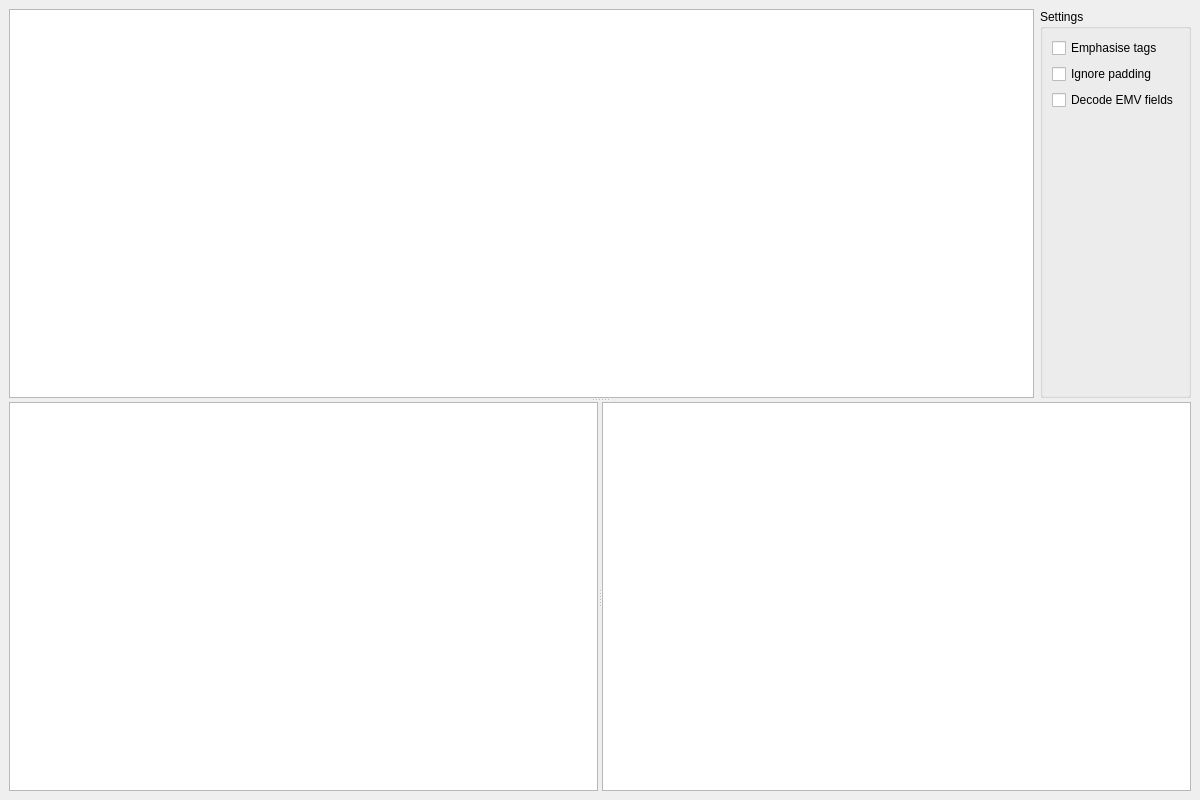
First picture: the form in viewer/emv-viewer-mainwindow.ui, repository openemv/emv-utils, before the edit.
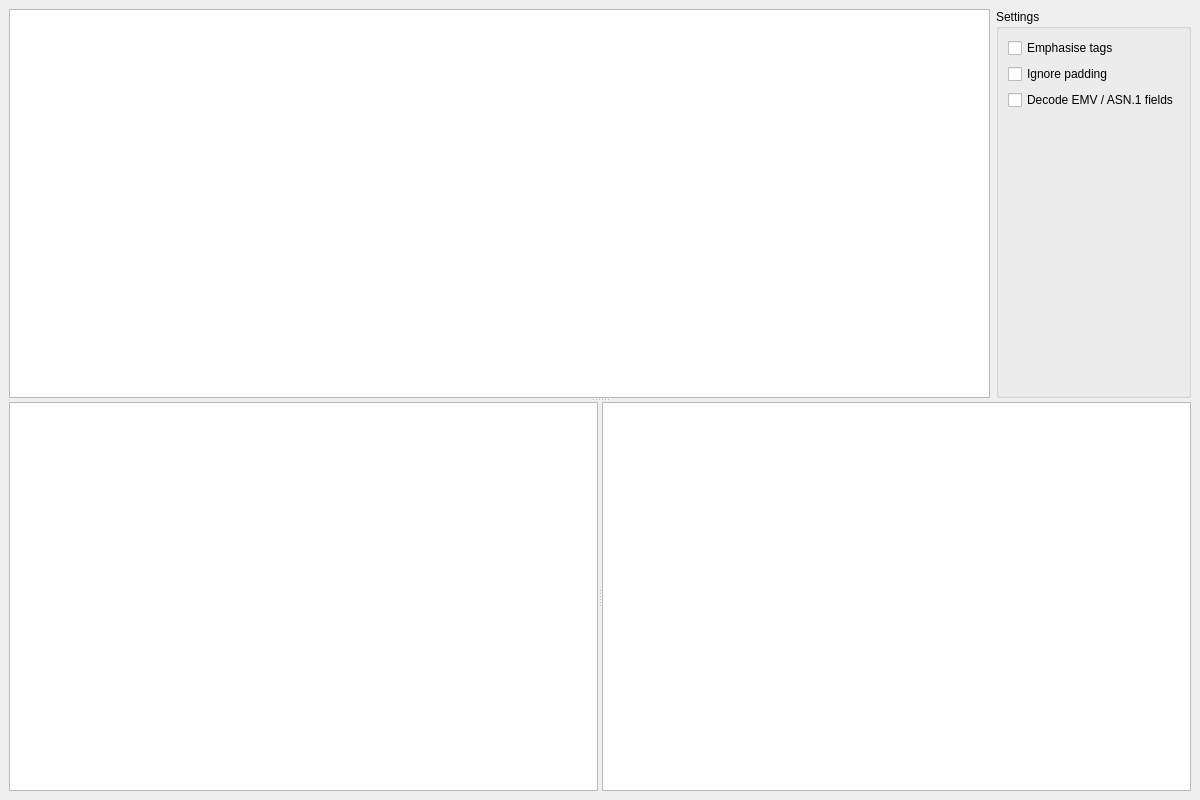
Second picture: the form after the edit. Custom widgets are drawn as their Qt base class.

Diff of the .ui file:
```diff
--- a/viewer/emv-viewer-mainwindow.ui
+++ b/viewer/emv-viewer-mainwindow.ui
@@ -75,7 +75,7 @@
               <string>&lt;html&gt;&lt;head/&gt;&lt;body&gt;&lt;p&gt;Interpret each input field according to EMV. Disable to view only the ISO 8825 structure instead.&lt;/p&gt;&lt;/body&gt;&lt;/html&gt;</string>
              </property>
              <property name="text">
-              <string>Decode EMV fields</string>
+              <string>Decode EMV / ASN.1 fields</string>
              </property>
             </widget>
            </item>
```
Left out of the diff: 2 changed lines with no effect on the pictures.
